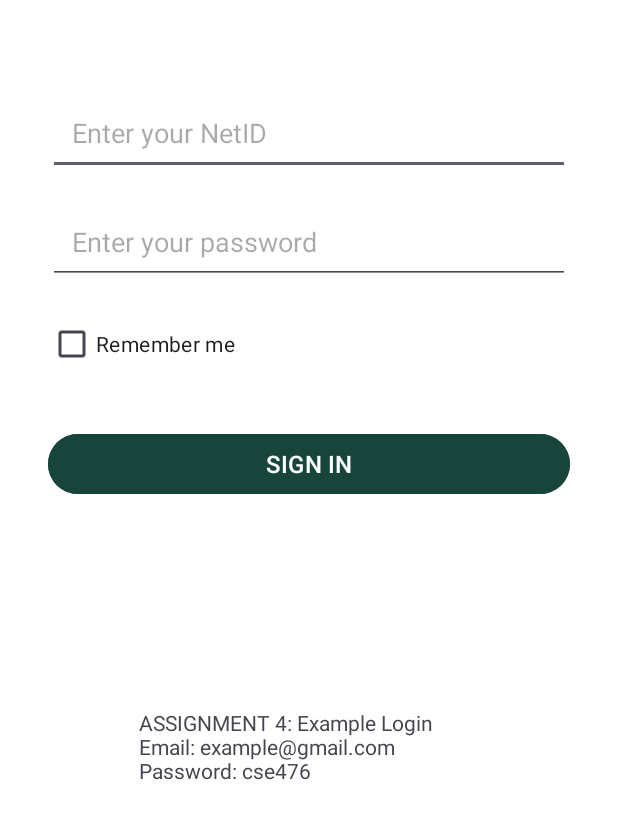
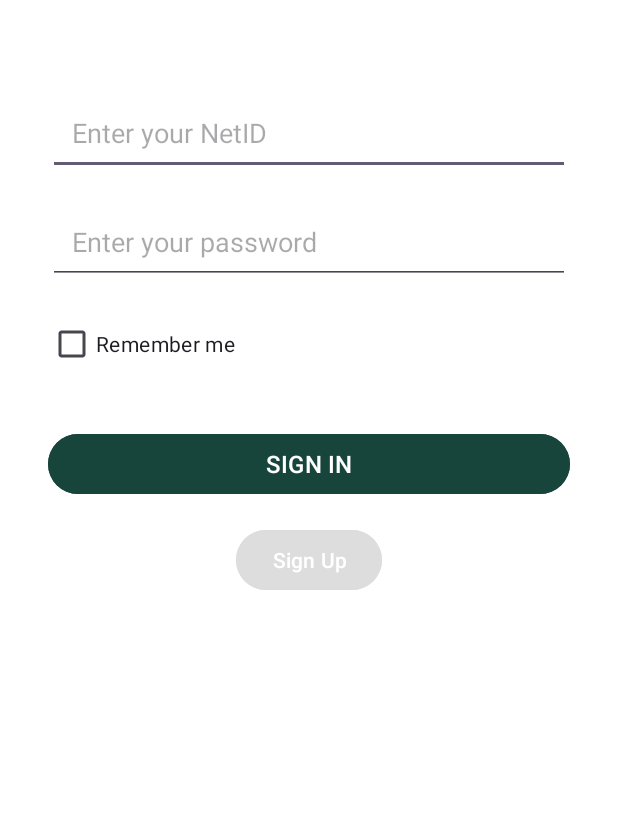
Before and after one commit to eileenkrystal/MSU_Clubs_app, an Android app: the screen it shows after launch (LoginActivity), on a phone screen of 412 x 824 dp, the part 319-1158 px from its top. Run offline under Robolectric (Android 15) with nearby library versions, the phone set to English and light mode, and no system bars.

Commit message:
current working feats
combined both branches. should work

```diff
--- a/app/src/main/res/layout/activity_login.xml
+++ b/app/src/main/res/layout/activity_login.xml
@@ -7,9 +7,7 @@
     android:background="#FFFFFF"
     tools:context=".LoginActivity">
 
-    <!-- MSU Logo - GRAPHIC ELEMENT
-     Puts the image at the top of the screen
-     https://noirlab.edu/public/products/logos/logo031/-->
+    <!-- MSU Logo -->
     <ImageView
         android:id="@+id/msuLogo"
         android:layout_width="200dp"
@@ -23,7 +21,7 @@
         app:layout_constraintStart_toStartOf="parent"
         app:layout_constraintTop_toTopOf="parent" />
 
-    <!-- Show App Title -->
+    <!-- App Title -->
     <TextView
         android:id="@+id/textView"
         android:layout_width="wrap_content"
@@ -36,7 +34,7 @@
         app:layout_constraintStart_toStartOf="parent"
         app:layout_constraintTop_toBottomOf="@+id/msuLogo" />
 
-    <!-- RESPONSIVE ELEMENT 1: NetID Input -->
+    <!-- NetID Input -->
     <EditText
         android:id="@+id/netIdEditText"
         android:layout_width="0dp"
@@ -52,7 +50,7 @@
         app:layout_constraintStart_toStartOf="parent"
         app:layout_constraintTop_toBottomOf="@+id/textView" />
 
-    <!-- RESPONSIVE ELEMENT 2: Password Input -->
+    <!-- Password Input -->
     <EditText
         android:id="@+id/passwordEditText"
         android:layout_width="0dp"
@@ -68,7 +66,7 @@
         app:layout_constraintStart_toStartOf="parent"
         app:layout_constraintTop_toBottomOf="@+id/netIdEditText" />
 
-    <!-- RESPONSIVE ELEMENT 3: Remember Me Checkbox -->
+    <!-- Remember Me Checkbox -->
     <CheckBox
         android:id="@+id/rememberMeCheckBox"
         android:layout_width="wrap_content"
@@ -95,20 +93,17 @@
         app:layout_constraintStart_toStartOf="parent"
         app:layout_constraintTop_toBottomOf="@+id/rememberMeCheckBox" />
 
-    <TextView
-        android:id="@+id/textView2"
-        android:layout_width="227dp"
-        android:layout_height="102dp"
-        android:layout_marginStart="109dp"
-        android:layout_marginTop="600dp"
-        android:layout_marginEnd="110dp"
-        android:layout_marginBottom="37dp"
-        android:text="@string/assignment_4_login"
-        app:layout_constraintBottom_toBottomOf="parent"
-        app:layout_constraintEnd_toEndOf="parent"
-        app:layout_constraintHorizontal_bias="0.485"
+    <!-- Sign Up Redirect Button -->
+    <Button
+        android:id="@+id/signupRedirectButton"
+        android:layout_width="wrap_content"
+        android:layout_height="wrap_content"
+        android:layout_marginTop="16dp"
+        android:text="Sign Up"
+        android:textAllCaps="false"
+        android:backgroundTint="#DDDDDD"
+        app:layout_constraintTop_toBottomOf="@id/loginButton"
         app:layout_constraintStart_toStartOf="parent"
-        app:layout_constraintTop_toTopOf="parent"
-        app:layout_constraintVertical_bias="1.0" />
+        app:layout_constraintEnd_toEndOf="parent" />
 
 </androidx.constraintlayout.widget.ConstraintLayout>
```
